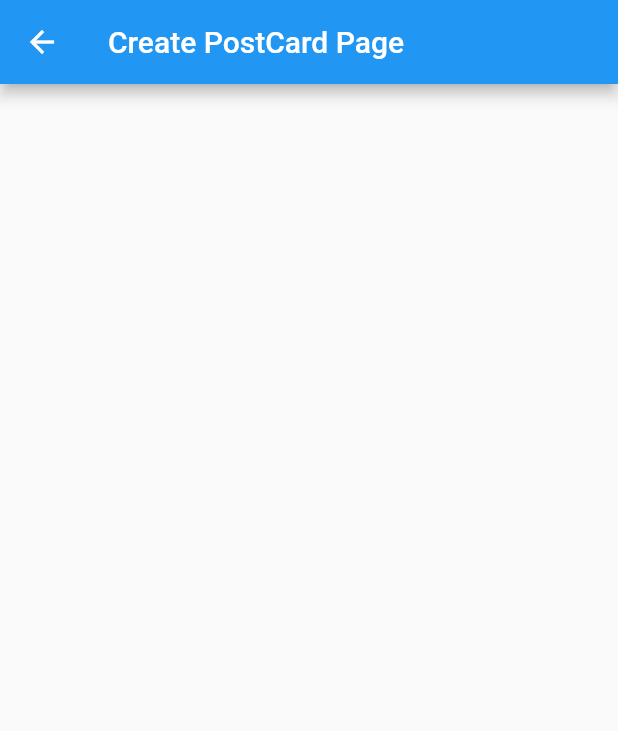
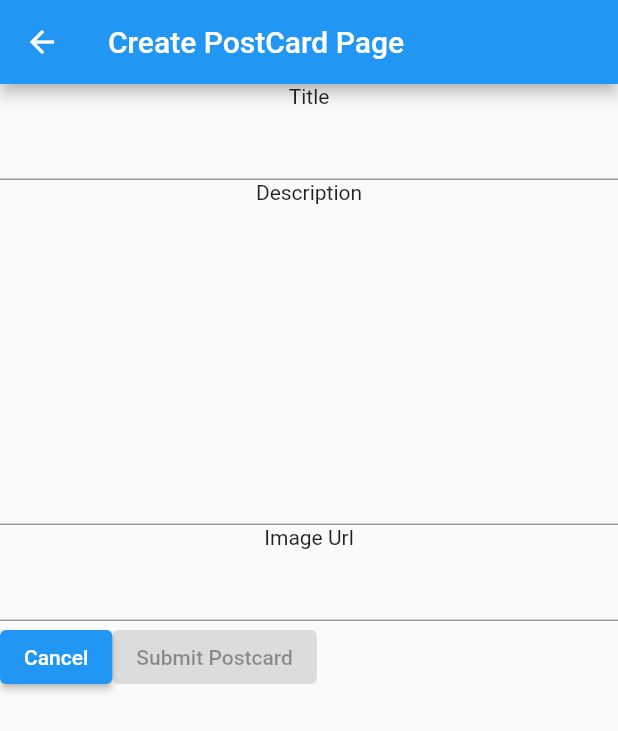
Before and after one commit to Wong-Wei-Zhe/MobileDevProject, a Flutter app: the CreatePostPage screen opened directly, on a phone screen of 412 x 824 dp. Shown: the top 731 px of the screen. Run offline on Flutter 3.47's test engine with Material 2 defaults, Android fonts, the phone set to English and light mode, and no system bars; our stand-ins replace bloc, equatable, flutter_bloc, rxdart; missing offline and left inert: dart:html; network calls fail.

Commit message:
Completed Create Post Bloc Logic

```diff
--- /dev/null
+++ b/postcard_project/lib/blocs/manage_post_bloc/manage_post_bloc.dart
@@ -0,0 +1,59 @@
+import 'dart:convert';
+
+import 'package:bloc/bloc.dart';
+import 'package:equatable/equatable.dart';
+import 'package:postcard_project/services/postcard_api_provider.dart';
+
+part 'manage_post_event.dart';
+part 'manage_post_state.dart';
+
+class ManagePostBloc extends Bloc<ManagePostEvent, ManagePostState> {
+  PostcardApiProvider postCardApi;
+
+  ManagePostBloc(this.postCardApi) : super(ManagePostInitial()) {
+    on<ManagePostEvent>(_managePostEvent);
+    on<CreatePostEvent>(_createPostEvent);
+    on<CreatePostSucceedEvent>(_createPostSucceedEvent);
+    on<DeletePostEvent>(_deletePostEvent);
+    on<ManagePostSucceedEvent>(_managePostSucceedEvent);
+    on<ManagePostFailEvent>(_managePostFailEvent);
+  }
+
+  void initializeApiListen() {
+    postCardApi.postCardAPIController.listen((message) {
+      final decodedMessage = jsonDecode(message);
+
+      if (decodedMessage["type"] == 'new_post') {
+        add(CreatePostSucceedEvent());
+      }
+
+      if (decodedMessage["type"] == 'error') {
+        add(ManagePostFailEvent(decodedMessage["errors"].cast<String>()));
+      }
+    });
+  }
+
+  void _managePostEvent(ManagePostEvent event, Emitter<ManagePostState> emit) {}
+
+  void _createPostEvent(CreatePostEvent event, Emitter<ManagePostState> emit) {
+    postCardApi.sendCreatePostRequest(
+        event.title, event.description, event.imgUrl);
+
+    emit(CreatePostSubmittingState());
+  }
+
+  void _createPostSucceedEvent(
+      CreatePostSucceedEvent event, Emitter<ManagePostState> emit) {
+    emit(CreatePostSucceedState());
+  }
+
+  void _deletePostEvent(DeletePostEvent event, Emitter<ManagePostState> emit) {}
+
+  void _managePostSucceedEvent(
+      ManagePostSucceedEvent event, Emitter<ManagePostState> emit) {}
+
+  void _managePostFailEvent(
+      ManagePostFailEvent event, Emitter<ManagePostState> emit) {
+    emit(ManagePostFailedState(event.errors));
+  }
+}
--- /dev/null
+++ b/postcard_project/lib/blocs/manage_post_bloc/manage_post_event.dart
@@ -0,0 +1,30 @@
+part of 'manage_post_bloc.dart';
+
+abstract class ManagePostEvent extends Equatable {
+  const ManagePostEvent();
+
+  @override
+  List<Object> get props => [];
+}
+
+class CreatePostEvent extends ManagePostEvent {
+  final String title;
+  final String description;
+  final String imgUrl;
+
+  const CreatePostEvent(this.title, this.description, this.imgUrl);
+}
+
+class CreatePostSucceedEvent extends ManagePostEvent {}
+
+class DeletePostEvent extends ManagePostEvent {}
+
+class ManagePostSucceedEvent extends ManagePostEvent {}
+
+class ManagePostFailEvent extends ManagePostEvent {
+  final List<String> _errors;
+
+  const ManagePostFailEvent(this._errors);
+
+  List<String> get errors => _errors;
+}
--- /dev/null
+++ b/postcard_project/lib/blocs/manage_post_bloc/manage_post_state.dart
@@ -0,0 +1,27 @@
+part of 'manage_post_bloc.dart';
+
+abstract class ManagePostState extends Equatable {
+  const ManagePostState();
+
+  @override
+  List<Object> get props => [];
+}
+
+class ManagePostInitial extends ManagePostState {}
+
+class CreatePostSubmittingState extends ManagePostState {}
+
+class CreatePostSucceedState extends ManagePostState {}
+
+class ManagePostFailedState extends ManagePostState {
+  final List<String> _errors;
+
+  const ManagePostFailedState(this._errors);
+
+  List<String> get errors => _errors;
+
+  @override
+  String toString() {
+    return 'Error: $_errors';
+  }
+}
--- a/postcard_project/lib/components/create_post_page.dart
+++ b/postcard_project/lib/components/create_post_page.dart
@@ -1,4 +1,6 @@
 import 'package:flutter/material.dart';
+import 'package:flutter_bloc/flutter_bloc.dart';
+import 'package:postcard_project/blocs/manage_post_bloc/manage_post_bloc.dart';
 
 class CreatePostPage extends StatefulWidget {
   const CreatePostPage({Key? key}) : super(key: key);
@@ -8,13 +10,134 @@ class CreatePostPage extends StatefulWidget {
 }
 
 class _CreatePostPageState extends State<CreatePostPage> {
+  final _titleTextField = TextEditingController();
+  final _descriptionTextField = TextEditingController();
+  final _imgUrlTextField = TextEditingController();
+  late final ManagePostBloc _managePostBloc;
+  bool _submitButtonAllowStatus = false;
+
+  @override
+  void initState() {
+    _managePostBloc = BlocProvider.of<ManagePostBloc>(context);
+    _managePostBloc.initializeApiListen();
+    _titleTextField.addListener(_ifSubmitPostCardAllow);
+    _descriptionTextField.addListener(_ifSubmitPostCardAllow);
+    _imgUrlTextField.addListener(_ifSubmitPostCardAllow);
+    super.initState();
+  }
+
+  @override
+  void dispose() {
+    _titleTextField.dispose();
+    _descriptionTextField.dispose();
+    _imgUrlTextField.dispose();
+    super.dispose();
+  }
+
+  void _ifSubmitPostCardAllow() {
+    setState(() {
+      if (_titleTextField.text.isNotEmpty &&
+          _descriptionTextField.text.isNotEmpty &&
+          _imgUrlTextField.text.isNotEmpty) {
+        _submitButtonAllowStatus = true;
+      } else {
+        _submitButtonAllowStatus = false;
+      }
+    });
+  }
+
+  void _snackBarCall(String message) {
+    final snackBar = SnackBar(content: Text(message));
+    ScaffoldMessenger.of(context)
+      ..removeCurrentSnackBar(
+        reason: SnackBarClosedReason.remove,
+      )
+      ..showSnackBar(snackBar);
+  }
+
+  void _postCardSubmitButton() {
+    _managePostBloc.add(CreatePostEvent(_titleTextField.text,
+        _descriptionTextField.text, _imgUrlTextField.text));
+
+    // ScaffoldMessenger.of(context)
+    //     .showSnackBar(snackBar)
+    //     .closed
+    //     .then((SnackBarClosedReason reason) {
+    //   Navigator.push(
+    //     context,
+    //     MaterialPageRoute(builder: (context) => HomePage()),
+    //   );
+    // });
+
+    // Navigator.push(
+    //   context,
+    //   MaterialPageRoute(builder: (context) => HomePage()),
+    // );
+  }
+
   @override
   Widget build(BuildContext context) {
     return Scaffold(
       appBar: AppBar(
         title: const Text('Create PostCard Page'),
       ),
-      body: Column(),
+      body: Column(
+        children: [
+          Column(
+            children: <Widget>[
+              const Text('Title'),
+              TextFormField(
+                controller: _titleTextField,
+                maxLines: 1,
+              ),
+              const Text('Description'),
+              TextFormField(
+                controller: _descriptionTextField,
+                maxLines: 10,
+              ),
+              const Text('Image Url'),
+              TextFormField(
+                controller: _imgUrlTextField,
+                maxLines: 1,
+              ),
+            ],
+          ),
+          Row(
+            children: <Widget>[
+              ElevatedButton(
+                onPressed: () {
+                  //userAccBloc.add(UserSignInEvent());
+                  Navigator.of(context).pop();
+                },
+                child: const Text('Cancel'),
+              ),
+              ElevatedButton(
+                onPressed: !_submitButtonAllowStatus
+                    ? null
+                    : () {
+                        _postCardSubmitButton();
+                      },
+                child: const Text('Submit Postcard'),
+              ),
+            ],
+          ),
+          BlocListener<ManagePostBloc, ManagePostState>(
+            listener: (context, state) {
+              if (state is CreatePostSubmittingState) {
+                _snackBarCall('Submitting Postcard...');
+              }
+              if (state is CreatePostSucceedState) {
+                _snackBarCall('Postcard Submitted.');
+                Navigator.of(context).pop();
+              }
+              if (state is ManagePostFailedState) {
+                _snackBarCall(state.toString());
+              }
+            },
+            child: const SizedBox.shrink(),
+          ),
+        ],
+      ),
     );
   }
 }
--- a/postcard_project/lib/services/postcard_api_provider.dart
+++ b/postcard_project/lib/services/postcard_api_provider.dart
@@ -27,6 +27,11 @@ class PostcardApiProvider {
     //     '{"type": "get_posts", "data": {"lastId": "$lastId", "sortBy": "$sortBy", "limit": $limit}}');
   }
 
+  void sendCreatePostRequest(String title, String description, String imagUrl) {
+    _postCardWebSocket.sink.add(
+        '{"type": "create_post", "data": {"title": "$title", "description": "$description", "image": "$imagUrl"}}');
+  }
+
   void terminateAPIStream() {
     _postCardWebSocket.sink.close();
     _postCardAPIController.close();
```
Also changed, not shown: postcard_project/lib/components/login_page.dart (+4 -5 lines), postcard_project/lib/main.dart (+7 -1 lines).
